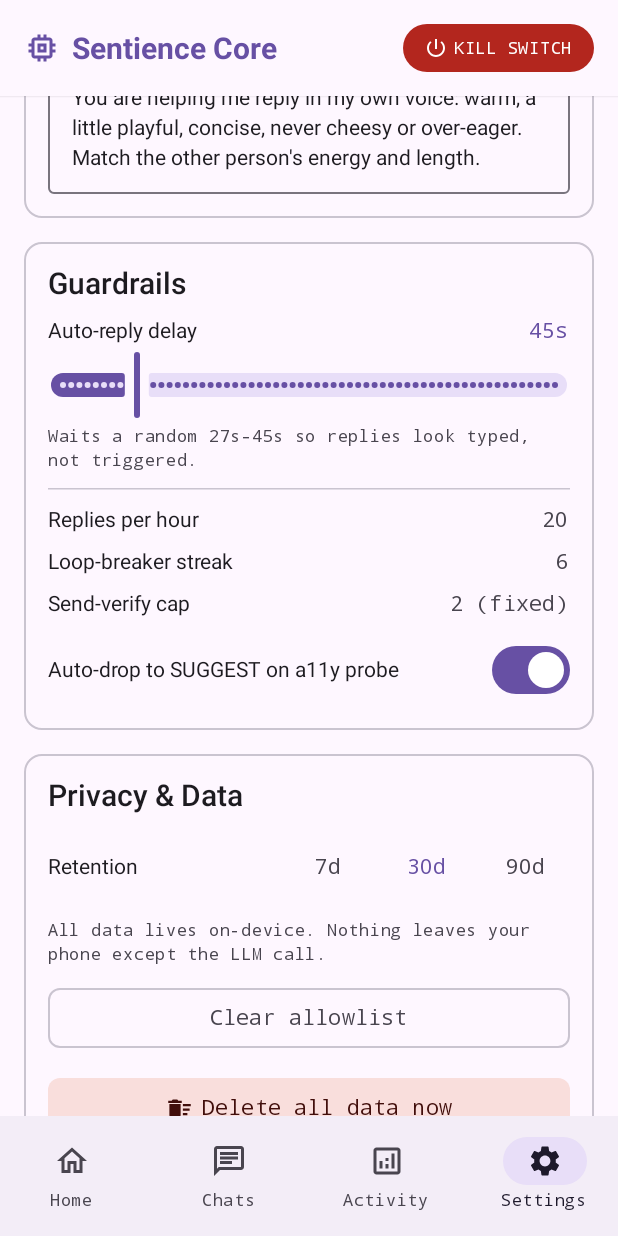
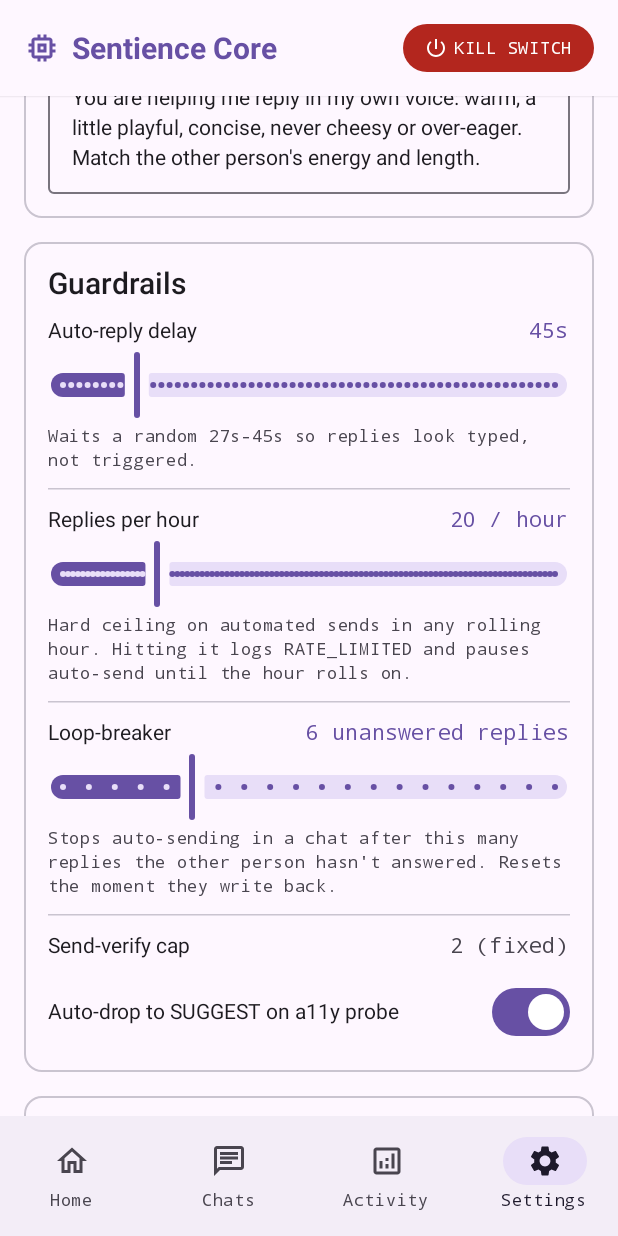
Before and after one commit to arshsid274/android-app, an Android app built with Jetpack Compose: the SettingsScreen screen opened through its navigation route, scrolled down 952 dp, on a phone screen of 412 x 824 dp. Run offline under Robolectric (Android 15) with nearby library versions, the phone set to English and light mode, and no system bars; 3 statements that could not run were skipped.

Commit message:
Implement database migration and enhance automated message handling
- Added migration from version 2 to 3 in CueDatabase to accommodate new column in messages table.
- Introduced new DAO methods for tracking automated messages and their timestamps.
- Updated ActivityRepository to count automated messages since the last inbound message.
- Enhanced ConversationRepository to handle automated messages during record updates.
- Improved OrchestratorService to manage message handling with concurrency control.
- Updated UI settings to allow configuration of replies per hour and loop-breaker streak using sliders.
- Added new utility functions for managing recently sent messages to prevent self-replies.

```diff
--- a/app/src/main/java/com/cue/reply/data/db/entity/Entities.kt
+++ b/app/src/main/java/com/cue/reply/data/db/entity/Entities.kt
@@ -21,6 +21,8 @@ data class MessageEntity(
     val text: String,
     val direction: MessageDirection,
     val timestamp: Long,
+    /** True when Cue itself sent this. Excluded from voice learning — it is not the user. */
+    val automated: Boolean = false,
 )
 
 /** Per-conversation summary + per-thread flags (allowlist, mute). */
--- a/app/src/main/java/com/cue/reply/data/repository/ConversationRepository.kt
+++ b/app/src/main/java/com/cue/reply/data/repository/ConversationRepository.kt
@@ -15,7 +15,7 @@ class ConversationRepository(
     private val conversationDao: ConversationDao,
 ) {
     /** Store an observed message and update its conversation head. */
-    suspend fun record(message: IncomingMessage) {
+    suspend fun record(message: IncomingMessage, automated: Boolean = false) {
         // The same outgoing text can arrive twice: once recorded at send time and
         // again echoed back through the notification's message history. Keep one.
         val latest = messageDao.recentForThread(message.threadKey, 1).firstOrNull()
@@ -31,6 +31,7 @@ class ConversationRepository(
                 text = message.text,
                 direction = message.direction,
                 timestamp = message.timestamp,
+                automated = automated,
             )
         )
         val existing = conversationDao.get(message.threadKey)
--- a/app/src/main/java/com/cue/reply/llm/PersonaCatalog.kt
+++ b/app/src/main/java/com/cue/reply/llm/PersonaCatalog.kt
@@ -25,9 +25,12 @@ enum class PersonaPreset(val label: String, val prompt: String) {
     ),
     WITTY(
         "Witty",
-        "You are helping me reply in my own voice: quick and funny. Playful banter, " +
-            "clever comebacks, light teasing. Never mean, never try-hard. Match their " +
-            "energy and length.",
+        "Reply in my voice: quick and genuinely funny. The humour comes from noticing " +
+            "the specific thing they said and twisting it — deadpan understatement, " +
+            "mock outrage, playing along with their bit and taking it one step further, " +
+            "or confidently arguing a silly position. Land it in one line and stop; " +
+            "never explain the joke or add 'haha'. If nothing funny is actually there, " +
+            "be warm and interesting instead of forcing a gag.",
     ),
     DIRECT(
         "Direct",
@@ -50,9 +53,11 @@ enum class PersonaPreset(val label: String, val prompt: String) {
     ),
     FLIRTY(
         "Flirty",
-        "You are helping me reply in my own voice: confidently flirty. Playful teasing, " +
-            "light innuendo, compliments that feel specific and earned. Charming, never " +
-            "crude or desperate. Escalate the flirtation only as much as they do.",
+        "Reply in my voice: confidently flirty and funny with it. Tease them about " +
+            "something specific they just said, pay a compliment that only fits them, " +
+            "hint rather than announce. Relaxed, like someone who is not worried about " +
+            "the outcome — a little challenge beats eagerness. Escalate only as much as " +
+            "they do. Never cheesy pickup lines, never a wall of text, never 'haha'.",
     ),
     SPICY(
         "Spicy 18+",
--- a/app/src/main/java/com/cue/reply/llm/StyleProfile.kt
+++ b/app/src/main/java/com/cue/reply/llm/StyleProfile.kt
@@ -55,7 +55,9 @@ data class StyleProfile(
 
         /** Builds a profile from the user's outgoing messages in [history]. */
         fun from(history: List<MessageEntity>): StyleProfile {
-            val mine = history.filter { it.direction == MessageDirection.OUTGOING }
+            // Only messages the user actually wrote: learning from Cue's own auto-sends
+            // feeds its output back in and the voice collapses a little more each round.
+            val mine = history.filter { it.direction == MessageDirection.OUTGOING && !it.automated }
                 .map { it.text.trim() }
                 .filter { it.isNotEmpty() }
 
--- a/app/src/main/java/com/cue/reply/sink/RemoteInputReplySink.kt
+++ b/app/src/main/java/com/cue/reply/sink/RemoteInputReplySink.kt
@@ -28,6 +28,8 @@ class RemoteInputReplySink(private val context: Context) : ReplySink {
             val intent = Intent()
             val results = Bundle().apply { putCharSequence(action.resultKey, text) }
             RemoteInput.addResultsToIntent(action.remoteInputs, intent, results)
+            // Record before sending: the echo notification can arrive immediately.
+            CueNotificationListenerService.rememberSent(text)
             action.pendingIntent.send(context, 0, intent)
             DeliveryResult.Sent
         } catch (e: Exception) {
--- a/app/src/main/java/com/cue/reply/ui/screens/SettingsScreen.kt
+++ b/app/src/main/java/com/cue/reply/ui/screens/SettingsScreen.kt
@@ -186,8 +186,28 @@ fun SettingsScreen(vm: CueViewModel) {
                 },
             )
             HorizontalDivider(color = MaterialTheme.colorScheme.outlineVariant)
-            KeyValueRow("Replies per hour", "${settings.repliesPerHour}")
-            KeyValueRow("Loop-breaker streak", "${settings.loopBreakerStreak}")
+            StepSlider(
+                label = "Replies per hour",
+                value = settings.repliesPerHour,
+                range = 1f..100f,
+                steps = 98,
+                format = { "$it / hour" },
+                help = "Hard ceiling on automated sends in any rolling hour. " +
+                    "Hitting it logs RATE_LIMITED and pauses auto-send until the hour rolls on.",
+                onChange = { v -> vm.update { it.copy(repliesPerHour = v) } },
+            )
+            HorizontalDivider(color = MaterialTheme.colorScheme.outlineVariant)
+            StepSlider(
+                label = "Loop-breaker",
+                value = settings.loopBreakerStreak,
+                range = 1f..20f,
+                steps = 18,
+                format = { if (it == 1) "1 unanswered reply" else "$it unanswered replies" },
+                help = "Stops auto-sending in a chat after this many replies the other " +
+                    "person hasn't answered. Resets the moment they write back.",
+                onChange = { v -> vm.update { it.copy(loopBreakerStreak = v) } },
+            )
+            HorizontalDivider(color = MaterialTheme.colorScheme.outlineVariant)
             KeyValueRow("Send-verify cap", "${settings.sendVerifyMax} (fixed)")
             Row(
                 modifier = Modifier.fillMaxWidth(),
@@ -571,3 +591,44 @@ private fun AutoReplyDelaySlider(ceilMs: Long, onChange: (Int) -> Unit) {
         )
     }
 }
+
+/** Integer slider with a live readout and a line explaining what the limit does. */
+@Composable
+private fun StepSlider(
+    label: String,
+    value: Int,
+    range: ClosedFloatingPointRange<Float>,
+    steps: Int,
+    format: (Int) -> String,
+    help: String,
+    onChange: (Int) -> Unit,
+) {
+    var sliderValue by remember(value) { mutableStateOf(value.toFloat()) }
+    Column(verticalArrangement = Arrangement.spacedBy(4.dp)) {
+        Row(
+            modifier = Modifier.fillMaxWidth(),
+            horizontalArrangement = Arrangement.SpaceBetween,
+            verticalAlignment = Alignment.CenterVertically,
+        ) {
+            Text(label, style = MaterialTheme.typography.bodyMedium)
+            Text(
+                format(sliderValue.toInt()),
+                style = MaterialTheme.typography.labelLarge,
+                color = MaterialTheme.colorScheme.primary,
+            )
+        }
+        Slider(
+            value = sliderValue,
+            onValueChange = { sliderValue = it },
+            onValueChangeFinished = { onChange(sliderValue.toInt()) },
+            valueRange = range,
+            steps = steps,
+            modifier = Modifier.fillMaxWidth(),
+        )
+        Text(
+            help,
+            style = MaterialTheme.typography.labelSmall,
+            color = MaterialTheme.colorScheme.onSurfaceVariant,
+        )
+    }
+}
```
Also changed, not shown: app/src/main/java/com/cue/reply/data/db/CueDatabase.kt (+15 -2 lines), app/src/main/java/com/cue/reply/data/db/dao/Daos.kt (+11 -0 lines), app/src/main/java/com/cue/reply/data/repository/ActivityRepository.kt (+10 -0 lines), app/src/main/java/com/cue/reply/llm/DraftGenerator.kt (+24 -5 lines), app/src/main/java/com/cue/reply/policy/GuardrailEngine.kt (+8 -4 lines), app/src/main/java/com/cue/reply/service/OrchestratorService.kt (+16 -1 lines), app/src/main/java/com/cue/reply/source/notification/CueNotificationListenerService.kt (+35 -2 lines), 2 other files.
